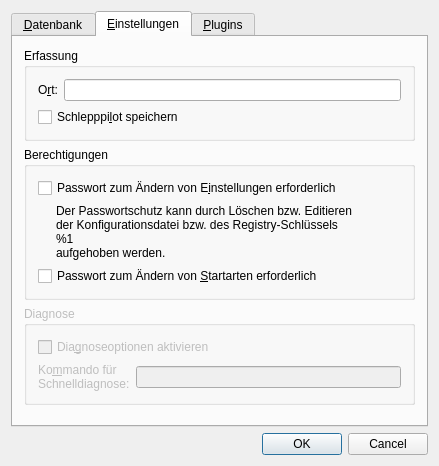
This is src/gui/windows/SettingsWindow.ui in startkladde/startkladde as Qt 5 draws it before an edit. The edited form follows.
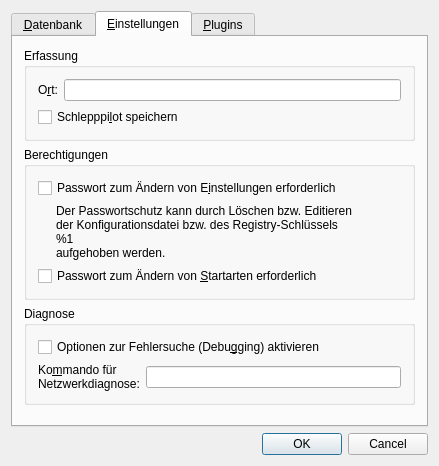
This is the edited form. The open tabs and pages were chosen to show the change.

Patch:
```diff
--- a/src/gui/windows/SettingsWindow.ui
+++ b/src/gui/windows/SettingsWindow.ui
@@ -327,9 +327,6 @@
        </item>
        <item>
         <widget class="QGroupBox" name="diagnosticsBox">
-         <property name="enabled">
-          <bool>false</bool>
-         </property>
          <property name="title">
           <string>Diagnose</string>
          </property>
@@ -340,7 +337,7 @@
              <string>Aktiviert einige Menüeinträge zur Fehlerdiagnose</string>
             </property>
             <property name="text">
-             <string>Dia&amp;gnoseoptionen aktivieren</string>
+             <string>Optionen zur Fehlersuche (Debu&amp;gging) aktivieren</string>
             </property>
            </widget>
           </item>
@@ -355,7 +352,7 @@
            <widget class="QLabel" name="diagCommandLabel">
             <property name="text">
              <string>Ko&amp;mmando für
-Schnelldiagnose:</string>
+Netzwerkdiagnose:</string>
             </property>
             <property name="buddy">
              <cstring>diagCommandInput</cstring>
```
Left out of the diff: 2 changed lines with no effect on the pictures.
